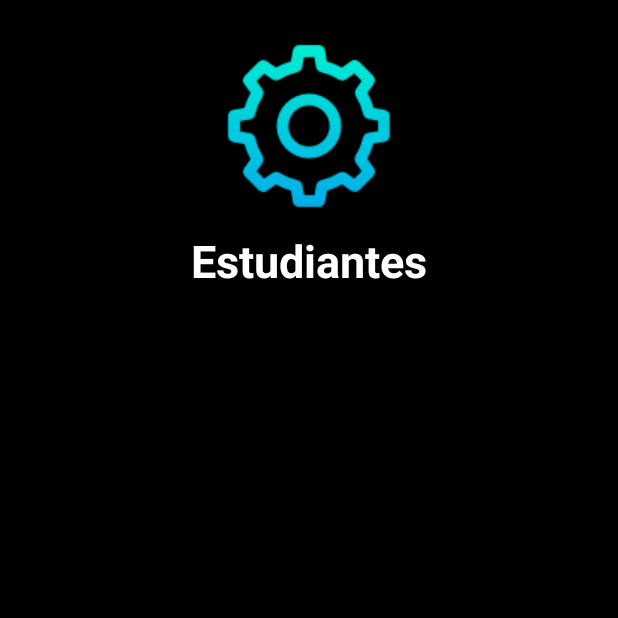
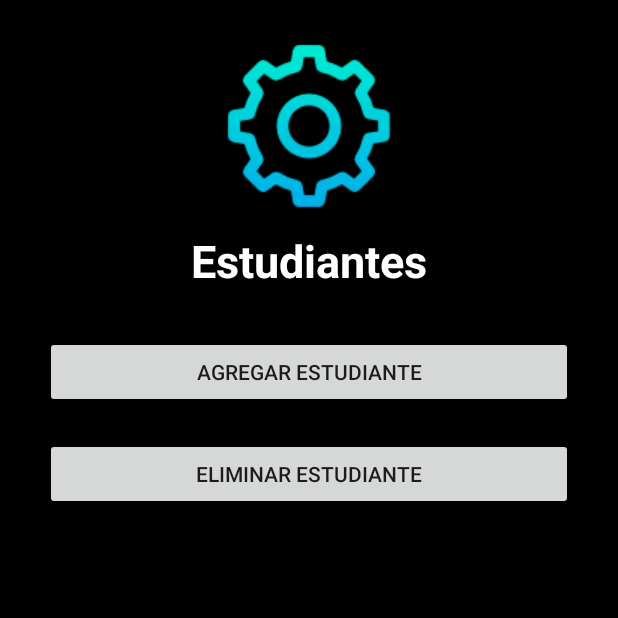
Before and after one commit to andremunive/adminApp, an Android app: the studentAdmin screen opened directly, with no data from a screen before it, on a phone screen of 412 x 824 dp, the top half of it. Run offline under Robolectric (Android 15) with nearby library versions, the phone set to English and light mode, and no system bars.

Commit message:
admin App

```diff
--- a/app/src/main/res/layout/activity_main.xml
+++ b/app/src/main/res/layout/activity_main.xml
@@ -14,8 +14,9 @@
         android:layout_centerHorizontal="true"
         android:layout_marginLeft="32dp"
         android:layout_marginRight="32dp"
+        android:layout_marginTop="30dp"
         android:backgroundTint="#FFFFFF"
-        android:hint="USER"
+        android:hint="User"
         android:inputType="text"
         android:textColor="#FFFFFF"
         android:textColorHint="#FFFFFF" />
@@ -29,7 +30,7 @@
         android:layout_marginLeft="32dp"
         android:layout_marginRight="32dp"
         android:backgroundTint="#FFFFFF"
-        android:hint="CONTRASEÑA"
+        android:hint="Contraseña"
         android:inputType="textPassword"
         android:textColor="#FFFFFF"
         android:textColorHint="#FFFFFF" />
--- a/app/src/main/res/layout/activity_student_admin.xml
+++ b/app/src/main/res/layout/activity_student_admin.xml
@@ -11,20 +11,56 @@
         android:id="@+id/settingsIcon"
         android:layout_width="wrap_content"
         android:layout_height="wrap_content"
-        app:srcCompat="@drawable/settings"
         android:layout_centerHorizontal="true"
-        android:layout_marginTop="20dp"/>
+        android:layout_marginTop="20dp"
+        app:srcCompat="@drawable/settings" />
 
     <TextView
         android:id="@+id/iconLabel"
         android:layout_width="wrap_content"
         android:layout_height="wrap_content"
-        android:textColor="#FFFFFF"
-        android:text="Estudiantes"
         android:layout_below="@+id/settingsIcon"
         android:layout_centerHorizontal="true"
         android:layout_marginTop="5dp"
+        android:text="Estudiantes"
+        android:textColor="#FFFFFF"
         android:textSize="30dp"
-        android:textStyle="bold"/>
+        android:textStyle="bold" />
+
+    <ScrollView
+        android:layout_width="match_parent"
+        android:layout_height="wrap_content"
+        android:layout_below="@+id/iconLabel"
+        android:layout_marginTop="30dp">
+
+        <RelativeLayout
+            android:id="@+id/scrollLayout"
+            android:layout_width="match_parent"
+            android:layout_height="wrap_content"
+            android:orientation="vertical">
+
+            <Button
+                android:id="@+id/addStudentBtn"
+                android:layout_width="match_parent"
+                android:layout_height="wrap_content"
+                android:layout_centerHorizontal="true"
+                android:layout_marginLeft="30dp"
+                android:layout_marginRight="30dp"
+                android:text="Agregar Estudiante" />
+
+            <Button
+                android:id="@+id/deleteStudentBtn"
+                android:layout_width="match_parent"
+                android:layout_height="wrap_content"
+                android:layout_centerHorizontal="true"
+                android:layout_marginLeft="30dp"
+                android:layout_marginRight="30dp"
+                android:layout_below="@+id/addStudentBtn"
+                android:layout_marginTop="20dp"
+                android:text="Eliminar Estudiante"/>
+
+        </RelativeLayout>
+
+    </ScrollView>
 
 </RelativeLayout>
```
Also changed, not shown: app/src/main/java/com/example/adminapp/MainActivity.java (+63 -10 lines), app/src/main/java/com/example/adminapp/home.java (+8 -1 lines), app/src/main/res/layout/activity_home.xml (+8 -5 lines), app/src/main/res/layout/activity_teacher_admin.xml (+36 -0 lines), app/src/main/res/drawable-v24/power.png (added).
